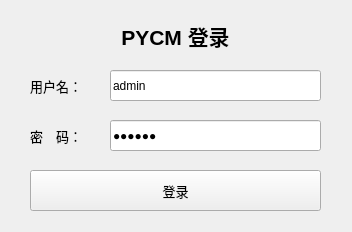
yang-zhongtian/PYCM, file Console/UI/LoginUI.ui: the form before one commit.
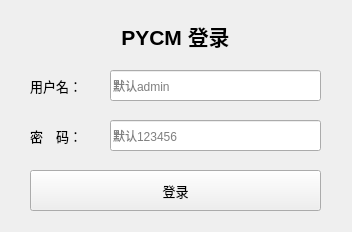
The form after the commit. Icons and pictures are not drawn.

```diff
--- a/Console/UI/LoginUI.ui
+++ b/Console/UI/LoginUI.ui
@@ -29,11 +29,8 @@
      <height>31</height>
     </rect>
    </property>
-   <property name="text">
-    <string>admin</string>
-   </property>
    <property name="placeholderText">
-    <string/>
+    <string>默认admin</string>
    </property>
   </widget>
   <widget class="QLineEdit" name="password">
@@ -45,17 +42,11 @@
      <height>31</height>
     </rect>
    </property>
-   <property name="inputMask">
-    <string/>
-   </property>
-   <property name="text">
-    <string>123456</string>
-   </property>
    <property name="echoMode">
     <enum>QLineEdit::Password</enum>
    </property>
    <property name="placeholderText">
-    <string/>
+    <string>默认123456</string>
    </property>
   </widget>
   <widget class="QLabel" name="title">
```
